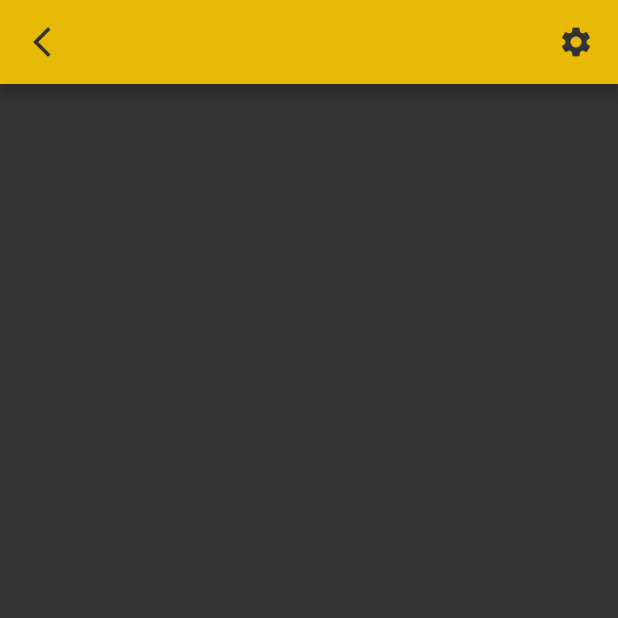
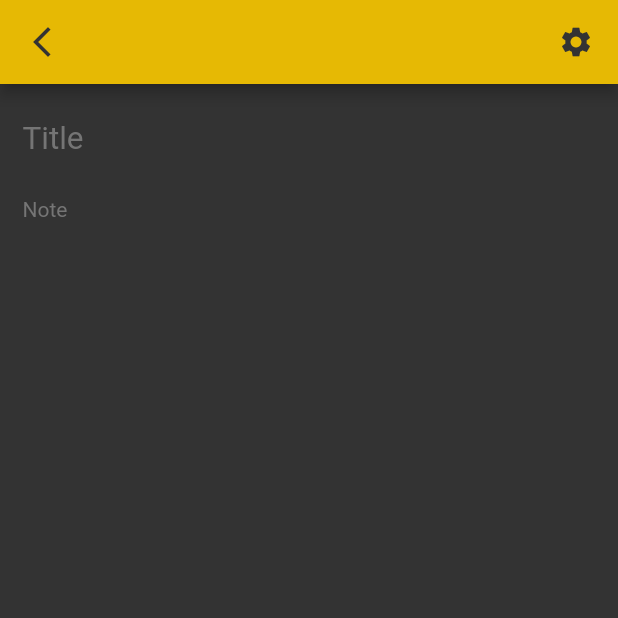
Before and after one commit to alexadamm/microsoft-stickynotes-clone, a Flutter app: the NoteDetail screen opened directly, on a phone screen of 412 x 824 dp, the top half of it. Run offline on Flutter 3.47's test engine with Material 2 defaults, Android fonts, the phone set to English and light mode, and no system bars; our stand-ins replace sqflite; accounts and stored records are empty.

Commit message:
add text fields

```diff
--- a/lib/screens/note_detail.dart
+++ b/lib/screens/note_detail.dart
@@ -63,17 +63,95 @@ class _NoteDetail extends State<NoteDetail> {
           ),
           backgroundColor: const Color.fromARGB(255, 230, 185, 4),
         ),
-    );
+        body: SafeArea(
+          child: SingleChildScrollView(
+            child: Column(
+              children: [
+                NoteTitleEntry(_titleTextController),
+                NoteContentEntry(_contentTextController),
+              ],
+            ),
+          ),
+        ));
   }
 }
 
 class NoteTitleEntry extends StatelessWidget {
   final _textFieldController;
 
-  const NoteTitleEntry(this._textFieldController);
+  const NoteTitleEntry(this._textFieldController, {super.key});
 
   @override
   Widget build(BuildContext context) {
-    return TextField();
+    return Container(
+        width: MediaQuery.of(context).size.width,
+        padding: const EdgeInsets.only(left: 15, right: 15, top: 10),
+        child: TextField(
+          controller: _textFieldController,
+          decoration: InputDecoration(
+            border: InputBorder.none,
+            focusedBorder: InputBorder.none,
+            enabledBorder: InputBorder.none,
+            errorBorder: InputBorder.none,
+            disabledBorder: InputBorder.none,
+            contentPadding: const EdgeInsets.all(0),
+            counter: null,
+            counterText: "",
+            hintText: 'Title',
+            hintStyle: TextStyle(
+              fontSize: 21,
+              height: 1.5,
+              color: Colors.grey[600],
+            ),
+          ),
+          maxLength: 32,
+          maxLines: 1,
+          style: const TextStyle(
+            fontSize: 20.5,
+            height: 1.5,
+            color: Colors.white,
+          ),
+          textCapitalization: TextCapitalization.words,
+        ));
   }
 }
+
+class NoteContentEntry extends StatelessWidget {
+  final _textFieldController;
+
+  const NoteContentEntry(this._textFieldController, {super.key});
+
+  @override
+  Widget build(BuildContext context) {
+    return Container(
+        width: MediaQuery.of(context).size.width,
+        height: MediaQuery.of(context).size.height,
+        padding: const EdgeInsets.only(left: 15, right: 15, bottom: 10),
+        child: TextField(
+          controller: _textFieldController,
+          decoration: InputDecoration(
+            border: InputBorder.none,
+            focusedBorder: InputBorder.none,
+            enabledBorder: InputBorder.none,
+            errorBorder: InputBorder.none,
+            disabledBorder: InputBorder.none,
+            contentPadding: const EdgeInsets.all(0),
+            counter: null,
+            counterText: "",
+            hintText: 'Note',
+            hintStyle: TextStyle(
+              fontSize: 14,
+              height: 1.5,
+              color: Colors.grey[600],
+            ),
+          ),
+          maxLines: null,
+          style: const TextStyle(
+            fontSize: 15,
+            height: 1.5,
+            color: Colors.white,
+          ),
+          textCapitalization: TextCapitalization.sentences,
+        ));
+  }
+}
```
Lines whose indentation alone changed are shown as unchanged.
